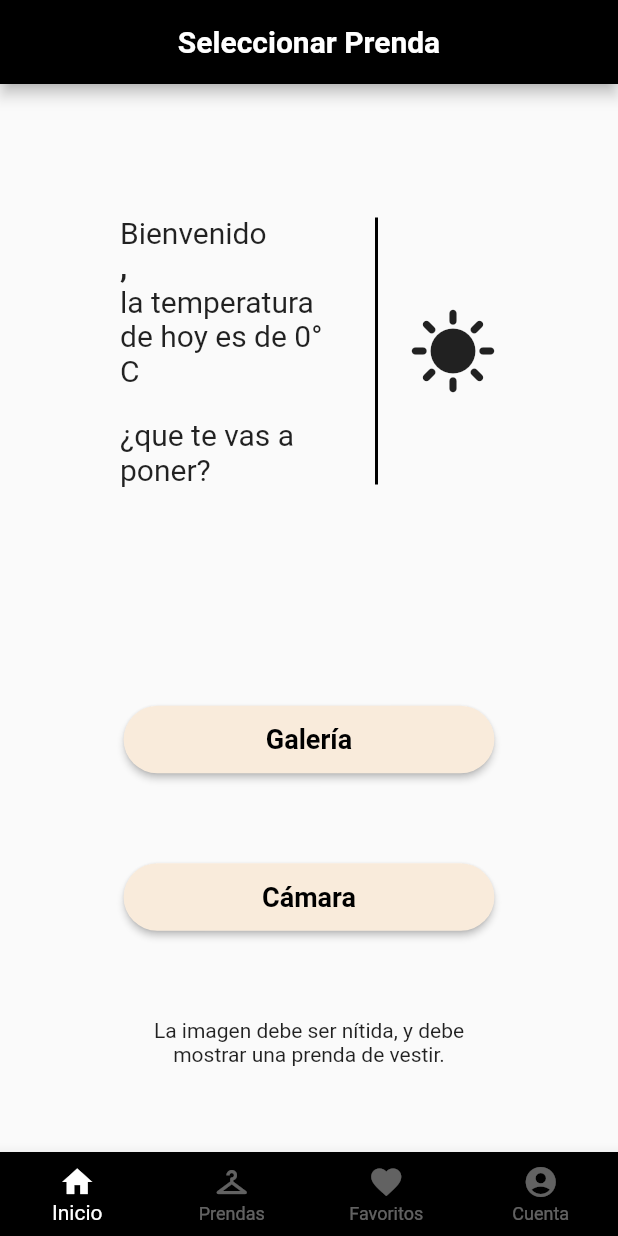
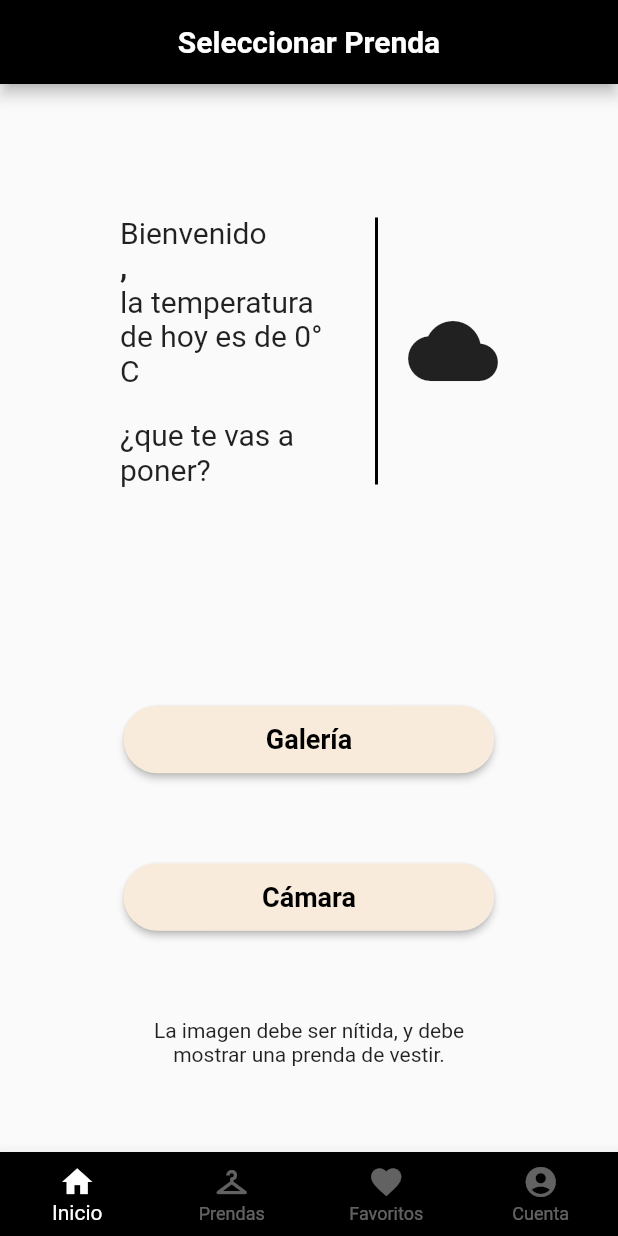
Before and after one commit to RodriCalle/FashionApp, a Flutter app: the ScaffoldComponent screen opened directly, on a phone screen of 412 x 824 dp. Run offline on Flutter 3.47's test engine with Material 2 defaults, Android fonts, the phone set to English and light mode, and no system bars; our stand-ins replace cloud_firestore, firebase_auth, firebase_core, firebase_storage, geolocator, image_picker and 1 more; missing offline and left inert: color_thief_dart, colornames, huawei_ml_image, tflite_flutter, tflite_flutter_helper_plus, tflite_flutter_plus; accounts and stored records are empty; network calls fail.

Commit message:
changes for images

```diff
--- a/lib/utils/image_utils.dart.dart
+++ b/lib/utils/image_utils.dart.dart
@@ -114,6 +114,7 @@ Future<String> getMainColorFromImage(File? file) async {
 
   List<int> thiefColor = await getColorFromImage(image, 10) ?? [0, 0, 0];
 
+  print(thiefColor);
   var color = img.Color.fromRgb(thiefColor[0], thiefColor[1], thiefColor[2]);
 
   return color.colorName;
--- a/lib/views/HomePage.dart
+++ b/lib/views/HomePage.dart
@@ -35,6 +35,22 @@ class _HomePageState extends State<HomePage> {
       temperature = temp;
     });
     // print(loggedInUser.names);
+  }
+
+  IconData getIconFromTemperature() {
+    print(temperature);
+    if(int.parse(temperature) < -5)
+      return Icons.ac_unit;
+    else if(int.parse(temperature) >= -5 && int.parse(temperature) < 10)
+      return Icons.cloud;
+    else if(int.parse(temperature) >= 10 && int.parse(temperature) < 20)
+      return Icons.cloud_queue;
+    else if(int.parse(temperature) >= 20 && int.parse(temperature) < 30)
+      return Icons.sunny;
+    else if(int.parse(temperature) >= 30)
+      return Icons.whatshot;
+
+    return Icons.sunny;
   }
 
   Future pickImageFromGallery() async {
@@ -130,7 +146,7 @@ class _HomePageState extends State<HomePage> {
                     margin: EdgeInsets.symmetric(horizontal: 20),
                   ),
                   Icon(
-                    Icons.sunny,
+                    getIconFromTemperature(),
                     size: 60,
                   ),
                 ],
--- a/lib/views/MyOutfitsPage.dart
+++ b/lib/views/MyOutfitsPage.dart
@@ -20,15 +20,15 @@ class _MyOutfitsPageState extends State<MyOutfitsPage> {
     ClothInfo(
         name: 'Conjunto 2',
         image:
-            'https://thumbs.dreamstime.com/b/joven-en-traje-de-mezclilla-guapo-hombre-con-chaqueta-y-jeans-sobre-fondo-blanco-foto-para-publicidad-mens-los-hombres-chaquetas-207855357.jpg'),
+            'https://hmperu.vtexassets.com/arquivos/ids/3289579-483-725/Loose-Jeans---Denim-blue---H-M-PE.jpg?v=638080789991570000'),
     ClothInfo(
         name: 'Conjunto 3',
         image:
-            'https://thumbs.dreamstime.com/b/joven-en-traje-de-mezclilla-guapo-hombre-con-chaqueta-y-jeans-sobre-fondo-blanco-foto-para-publicidad-mens-los-hombres-chaquetas-207855357.jpg'),
+            'https://http2.mlstatic.com/D_NQ_NP_702623-MLC49365086260_032022-O.webp'),
     ClothInfo(
         name: 'Conjunto 4',
         image:
-            'https://thumbs.dreamstime.com/b/joven-en-traje-de-mezclilla-guapo-hombre-con-chaqueta-y-jeans-sobre-fondo-blanco-foto-para-publicidad-mens-los-hombres-chaquetas-207855357.jpg'),
+            'https://hmperu.vtexassets.com/arquivos/ids/3787717-483-725/Regular-Tapered-Jeans---Negro-No-fade-black---H-M-PE.jpg?v=638265670132530000'),
   ];
 
   @override
```
Also changed, not shown: lib/views/MyClothesPage.dart (+8 -8 lines).
